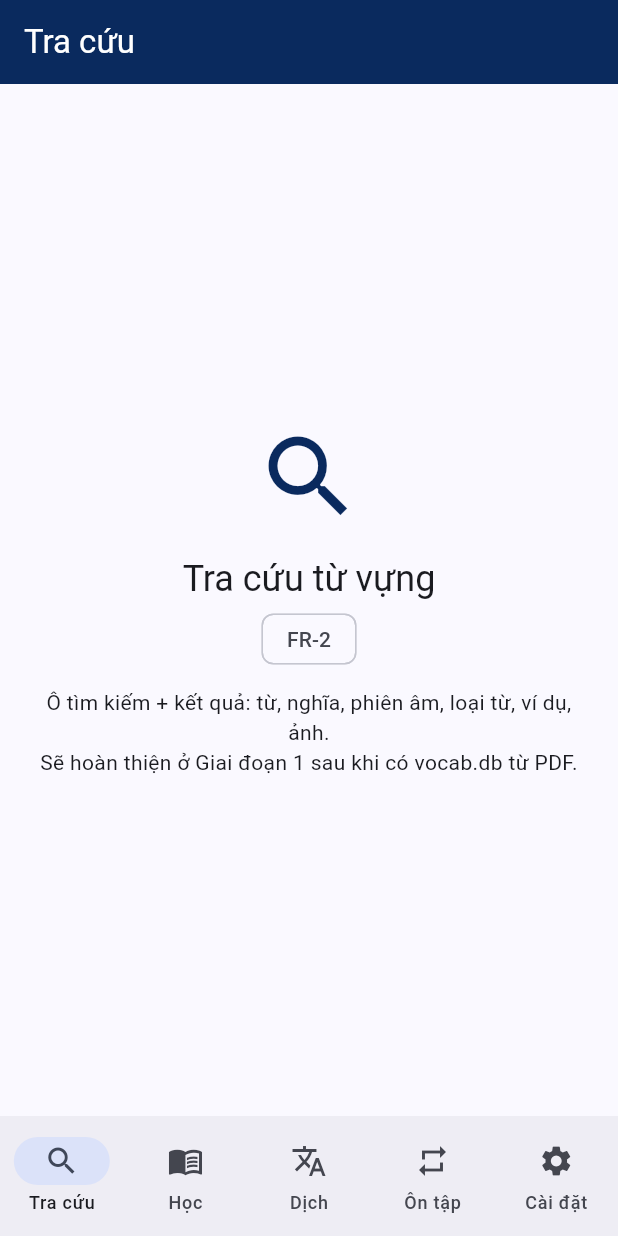
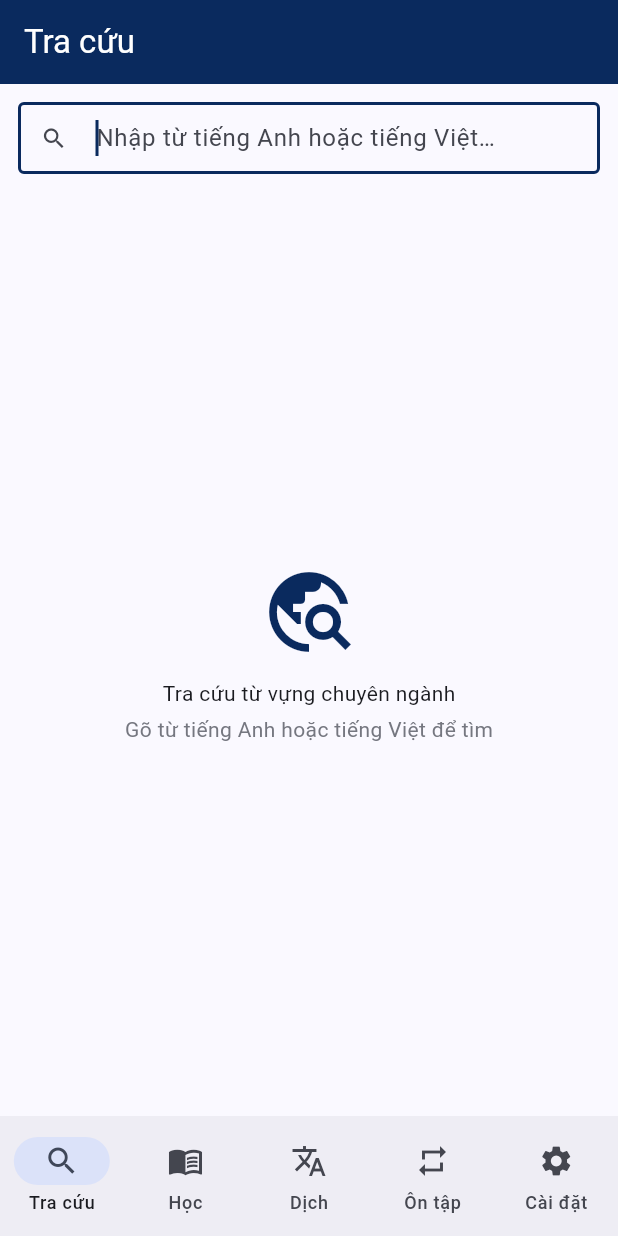
Before and after one commit to tuananhdut/csb-vocab-app, a Flutter app: the screen it shows after launch, on a phone screen of 412 x 824 dp. Run offline on Flutter 3.47's test engine with Material 3 defaults, Android fonts, the light colour scheme and no system bars; our stand-ins replace carousel_slider, flutter_riverpod, go_router, shared_preferences; missing offline and left inert: sqlite3.

Commit message:
feat(app): wire vocab.db into Search and Lessons (FR-2, FR-3)
- Data layer: VocabDatabase (copies read-only asset DB to app dir, opens via sqlite3)
- VocabRepository: two-way search (EN<->VI), chapters, words-by-chapter, examples
- Riverpod providers for DB/repository/search/chapters
- Search screen: live search box + result list, ranked (exact/prefix first)
- Lessons screen: chapter list -> chapter words
- Word detail bottom sheet with phonetic, meaning, chapter, examples
- Verified at runtime on Windows: 6 chapters load, search 'sea' -> 26 hits (sea=biển)

```diff
--- a/src/lib/features/search/search_screen.dart
+++ b/src/lib/features/search/search_screen.dart
@@ -1,20 +1,101 @@
 import 'package:flutter/material.dart';
+import 'package:flutter_riverpod/flutter_riverpod.dart';
 
-import '../../core/widgets/feature_placeholder.dart';
+import '../../data/repositories/vocab_providers.dart';
+import '../vocab/word_widgets.dart';
 
-/// FR-2 — Tra cứu từ vựng (offline, phạm vi từ trong PDF).
-class SearchScreen extends StatelessWidget {
+/// FR-2 — Tra cứu từ vựng (offline, 2 chiều Anh↔Việt trong phạm vi giáo trình).
+class SearchScreen extends ConsumerStatefulWidget {
   const SearchScreen({super.key});
 
   @override
+  ConsumerState<SearchScreen> createState() => _SearchScreenState();
+}
+
+class _SearchScreenState extends ConsumerState<SearchScreen> {
+  final _controller = TextEditingController();
+  String _query = '';
+
+  @override
+  void dispose() {
+    _controller.dispose();
+    super.dispose();
+  }
+
+  @override
   Widget build(BuildContext context) {
-    return const FeaturePlaceholder(
-      icon: Icons.search,
-      title: 'Tra cứu từ vựng',
-      frTag: 'FR-2',
-      description:
-          'Ô tìm kiếm + kết quả: từ, nghĩa, phiên âm, loại từ, ví dụ, ảnh.\n'
-          'Sẽ hoàn thiện ở Giai đoạn 1 sau khi có vocab.db từ PDF.',
+    final results = ref.watch(searchProvider(_query));
+
+    return Column(
+      children: [
+        Padding(
+          padding: const EdgeInsets.all(12),
+          child: TextField(
+            controller: _controller,
+            autofocus: true,
+            textInputAction: TextInputAction.search,
+            decoration: InputDecoration(
+              hintText: 'Nhập từ tiếng Anh hoặc tiếng Việt…',
+              prefixIcon: const Icon(Icons.search),
+              suffixIcon: _query.isEmpty
+                  ? null
+                  : IconButton(
+                      icon: const Icon(Icons.clear),
+                      onPressed: () {
+                        _controller.clear();
+                        setState(() => _query = '');
+                      },
+                    ),
+            ),
+            onChanged: (v) => setState(() => _query = v),
+          ),
+        ),
+        Expanded(
+          child: _query.trim().isEmpty
+              ? const _Hint()
+              : results.when(
+                  loading: () =>
+                      const Center(child: CircularProgressIndicator()),
+                  error: (e, _) => Center(child: Text('Lỗi: $e')),
+                  data: (words) {
+                    if (words.isEmpty) {
+                      return Center(
+                        child: Text('Không tìm thấy "$_query"',
+                            style: Theme.of(context).textTheme.bodyLarge),
+                      );
+                    }
+                    return ListView.separated(
+                      itemCount: words.length,
+                      separatorBuilder: (_, _) => const Divider(height: 1),
+                      itemBuilder: (_, i) =>
+                          WordTile(word: words[i], showChapter: true),
+                    );
+                  },
+                ),
+        ),
+      ],
     );
   }
 }
+
+class _Hint extends StatelessWidget {
+  const _Hint();
+
+  @override
+  Widget build(BuildContext context) {
+    final scheme = Theme.of(context).colorScheme;
+    return Center(
+      child: Column(
+        mainAxisSize: MainAxisSize.min,
+        children: [
+          Icon(Icons.travel_explore, size: 64, color: scheme.primary),
+          const SizedBox(height: 12),
+          const Text('Tra cứu từ vựng chuyên ngành'),
+          const SizedBox(height: 4),
+          Text('Gõ từ tiếng Anh hoặc tiếng Việt để tìm',
+              style: TextStyle(color: scheme.outline)),
+        ],
+      ),
+    );
+  }
+}
--- a/src/pubspec.yaml
+++ b/src/pubspec.yaml
@@ -44,6 +44,7 @@ dependencies:
   flutter_tts: ^4.2.5
   flutter_local_notifications: ^22.0.1
   carousel_slider: ^5.1.2
+  sqlite3: ^3.3.4
 
 dev_dependencies:
   flutter_test:
```
Also changed, not shown: src/lib/data/local/vocab_database.dart (added, +40 -0 lines), src/lib/data/repositories/vocab_providers.dart (added, +45 -0 lines), src/lib/data/repositories/vocab_repository.dart (added, +84 -0 lines), src/lib/domain/entities/vocab.dart (added, +45 -0 lines), src/lib/features/lessons/lessons_screen.dart (+50 -11 lines), src/lib/features/vocab/word_widgets.dart (added, +139 -0 lines), src/pubspec.lock, 1 other file.
